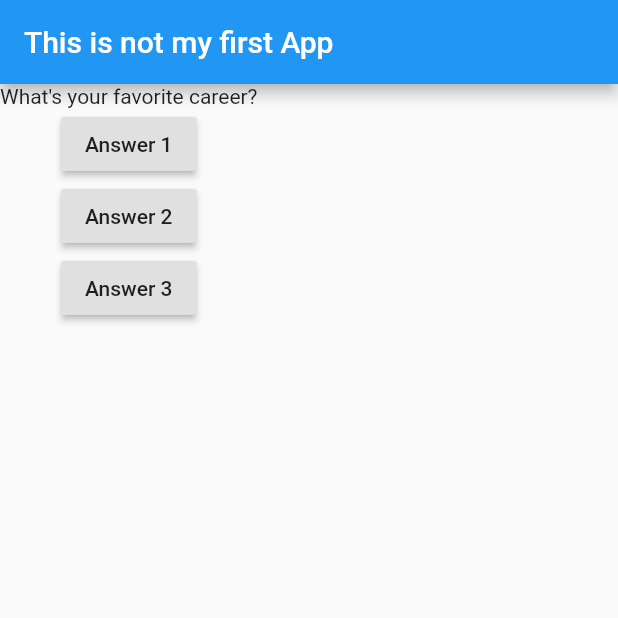
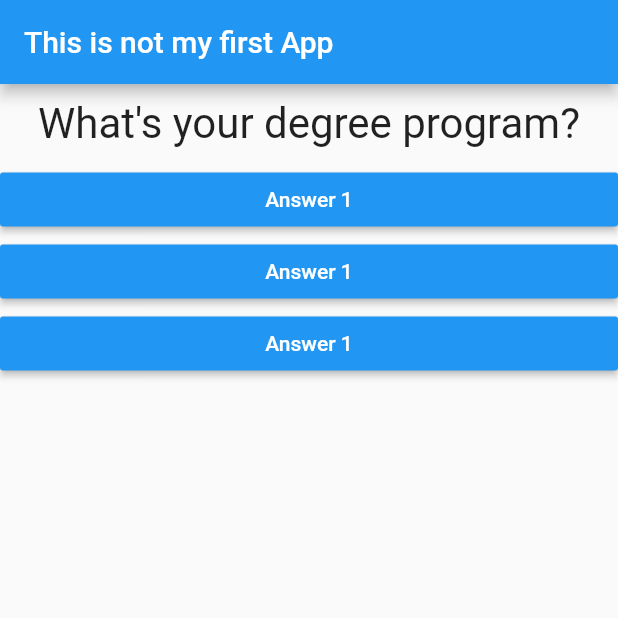
Before and after one commit to ChandimalPriyamantha/flutter_question_app, a Flutter app: the screen it shows after launch, after a tap on "Answer 1", on a phone screen of 412 x 824 dp, the top half of it. Run offline on Flutter 3.47's test engine with Material 2 defaults, Android fonts, the phone set to English and light mode, and no system bars.

Commit message:
new changes

```diff
--- /dev/null
+++ b/lib/answer.dart
@@ -0,0 +1,19 @@
+import 'package:flutter/material.dart';
+
+class Answwer extends StatelessWidget {
+  final void Function() selectHadel;
+
+  Answwer(this.selectHadel);
+
+  @override
+  Widget build(BuildContext context) {
+    return Container(
+      width: double.infinity,
+      child: RaisedButton(
+          color: Colors.blue,
+          textColor: Colors.white,
+          child: Text('Answer 1'),
+          onPressed: selectHadel),
+    );
+  }
+}
--- a/lib/main.dart
+++ b/lib/main.dart
@@ -1,14 +1,26 @@
 import 'package:flutter/material.dart';
+import 'question.dart';
+import 'answer.dart';
 
 void main() {
   runApp(MyApp());
 }
 
-class MyApp extends StatelessWidget {
-  var questionIndex = 0;
-  void answerQuestion() {
-    questionIndex = questionIndex + 1;
-    print(questionIndex);
+class MyApp extends StatefulWidget {
+  @override
+  State<StatefulWidget> createState() {
+    return _MyAppState();
+  }
+}
+
+class _MyAppState extends State<MyApp> {
+  var _questionIndex = 0;
+  void _answerQuestion() {
+    setState(() {
+      _questionIndex = _questionIndex + 1;
+    });
+
+    print(_questionIndex);
   }
 
   @override
@@ -24,15 +36,10 @@ class MyApp extends StatelessWidget {
         ),
         body: Column(
           children: [
-            Text(question[questionIndex]),
-            RaisedButton(child: Text('Answer 1'), onPressed: answerQuestion),
-            RaisedButton(
-                child: Text('Answer 2'), onPressed: () => print('Chosen 2')),
-            RaisedButton(
-                child: Text('Answer 3'),
-                onPressed: () {
-                  print('Chosen 3');
-                }),
+            Question(question[_questionIndex]),
+            Answwer(_answerQuestion),
+            Answwer(_answerQuestion),
+            Answwer(_answerQuestion),
           ],
         ),
       ),
--- /dev/null
+++ b/lib/question.dart
@@ -0,0 +1,19 @@
+import 'package:flutter/material.dart';
+
+class Question extends StatelessWidget {
+  final String questionText;
+
+  Question(this.questionText);
+
+  @override
+  Widget build(BuildContext context) {
+    return Container(
+        width: double.infinity,
+        margin: EdgeInsets.all(10),
+        child: Text(
+          questionText,
+          style: TextStyle(fontSize: 28),
+          textAlign: TextAlign.center,
+        ));
+  }
+}
```
